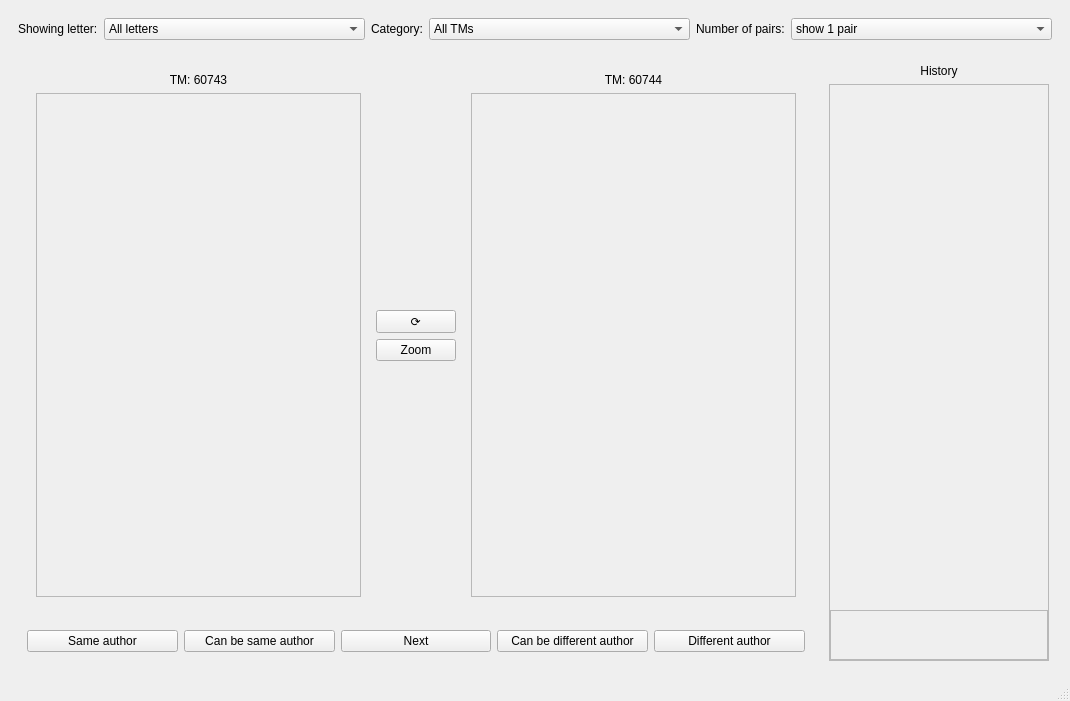
Qt form application.ui (IHR-Nom/triplet_labeling) before a commit.
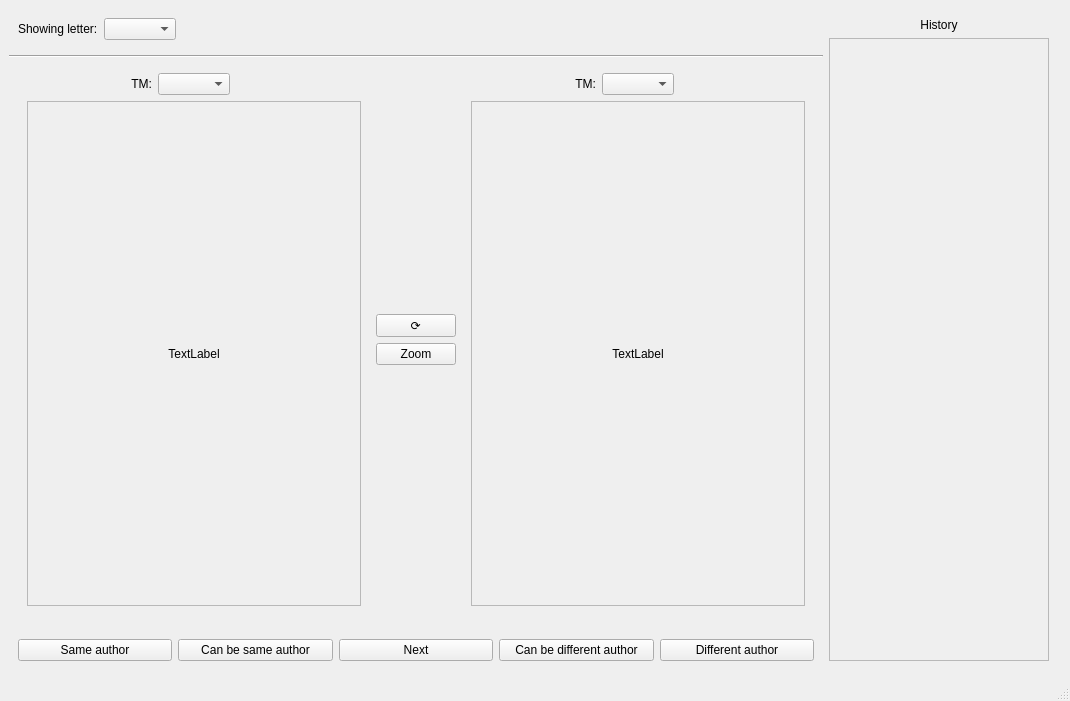
The same form after that commit.

```diff
--- a/application.ui
+++ b/application.ui
@@ -21,7 +21,7 @@
   </property>
   <widget class="QWidget" name="centralwidget">
    <layout class="QGridLayout" name="gridLayout">
-    <item row="0" column="0" colspan="2">
+    <item row="0" column="0">
      <widget class="QWidget" name="tools" native="true">
       <property name="sizePolicy">
        <sizepolicy hsizetype="Preferred" vsizetype="Fixed">
@@ -51,61 +51,82 @@
        </item>
        <item>
         <widget class="QComboBox" name="letters_select">
-         <item>
-          <property name="text">
-           <string>All letters</string>
-          </property>
-         </item>
-        </widget>
-       </item>
-       <item>
-        <widget class="QLabel" name="label_5">
          <property name="sizePolicy">
-          <sizepolicy hsizetype="Fixed" vsizetype="Preferred">
+          <sizepolicy hsizetype="Fixed" vsizetype="Fixed">
            <horstretch>0</horstretch>
            <verstretch>0</verstretch>
           </sizepolicy>
          </property>
-         <property name="text">
-          <string>Category:</string>
-         </property>
         </widget>
        </item>
        <item>
-        <widget class="QComboBox" name="tm_select">
-         <item>
-          <property name="text">
-           <string>All TMs</string>
-          </property>
-         </item>
-        </widget>
+        <widget class="QWidget" name="widget_11" native="true"/>
        </item>
+      </layout>
+     </widget>
+    </item>
+    <item row="0" column="1" rowspan="4">
+     <widget class="QWidget" name="history_area" native="true">
+      <property name="sizePolicy">
+       <sizepolicy hsizetype="Preferred" vsizetype="Preferred">
+        <horstretch>2</horstretch>
+        <verstretch>0</verstretch>
+       </sizepolicy>
+      </property>
+      <layout class="QVBoxLayout" name="verticalLayout_2">
+       <property name="leftMargin">
+        <number>0</number>
+       </property>
+       <property name="rightMargin">
+        <number>12</number>
+       </property>
        <item>
-        <widget class="QLabel" name="label_6">
+        <widget class="QLabel" name="label">
          <property name="sizePolicy">
-          <sizepolicy hsizetype="Fixed" vsizetype="Preferred">
+          <sizepolicy hsizetype="Preferred" vsizetype="Fixed">
            <horstretch>0</horstretch>
            <verstretch>0</verstretch>
           </sizepolicy>
          </property>
          <property name="text">
-          <string>Number of pairs:</string>
+          <string>History</string>
          </property>
+         <property name="alignment">
+          <set>Qt::AlignCenter</set>
+         </property>
         </widget>
        </item>
        <item>
-        <widget class="QComboBox" name="comboBox">
-         <item>
-          <property name="text">
-           <string>show 1 pair</string>
+        <widget class="QFrame" name="frame_3">
+         <property name="frameShape">
+          <enum>QFrame::StyledPanel</enum>
+         </property>
+         <property name="frameShadow">
+          <enum>QFrame::Raised</enum>
+         </property>
+         <layout class="QVBoxLayout" name="verticalLayout_8" stretch="0">
+          <property name="leftMargin">
+           <number>0</number>
           </property>
-         </item>
+          <property name="topMargin">
+           <number>0</number>
+          </property>
+          <property name="rightMargin">
+           <number>0</number>
+          </property>
+          <property name="bottomMargin">
+           <number>0</number>
+          </property>
+          <item>
+           <widget class="QWidget" name="widget_3" native="true"/>
+          </item>
+         </layout>
         </widget>
        </item>
       </layout>
      </widget>
     </item>
-    <item row="1" column="0" rowspan="2">
+    <item row="2" column="0" rowspan="2">
      <widget class="QWidget" name="main_view" native="true">
       <property name="sizePolicy">
        <sizepolicy hsizetype="Preferred" vsizetype="Preferred">
@@ -114,6 +135,18 @@
        </sizepolicy>
       </property>
       <layout class="QVBoxLayout" name="verticalLayout_4">
+       <property name="leftMargin">
+        <number>0</number>
+       </property>
+       <property name="topMargin">
+        <number>0</number>
+       </property>
+       <property name="rightMargin">
+        <number>0</number>
+       </property>
+       <property name="bottomMargin">
+        <number>0</number>
+       </property>
        <item>
         <widget class="QWidget" name="widget" native="true">
          <property name="sizePolicy">
@@ -136,19 +169,50 @@
             </property>
             <layout class="QVBoxLayout" name="verticalLayout_5">
              <item>
-              <widget class="QLabel" name="label_2">
+              <widget class="QWidget" name="widget_4" native="true">
                <property name="sizePolicy">
                 <sizepolicy hsizetype="Preferred" vsizetype="Fixed">
                  <horstretch>0</horstretch>
                  <verstretch>0</verstretch>
                 </sizepolicy>
                </property>
-               <property name="text">
-                <string>TM: 60743</string>
-               </property>
-               <property name="alignment">
-                <set>Qt::AlignCenter</set>
-               </property>
+               <layout class="QHBoxLayout" name="horizontalLayout_4">
+                <property name="leftMargin">
+                 <number>0</number>
+                </property>
+                <property name="topMargin">
+                 <number>0</number>
+                </property>
+                <property name="rightMargin">
+                 <number>0</number>
+                </property>
+                <property name="bottomMargin">
+                 <number>0</number>
+                </property>
+                <item>
+                 <widget class="QLabel" name="label_2">
+                  <property name="text">
+                   <string>TM:</string>
+                  </property>
+                  <property name="alignment">
+                   <set>Qt::AlignRight|Qt::AlignTrailing|Qt::AlignVCenter</set>
+                  </property>
+                 </widget>
+                </item>
+                <item>
+                 <widget class="QComboBox" name="first_tm">
+                  <property name="sizePolicy">
+                   <sizepolicy hsizetype="Fixed" vsizetype="Fixed">
+                    <horstretch>0</horstretch>
+                    <verstretch>0</verstretch>
+                   </sizepolicy>
+                  </property>
+                 </widget>
+                </item>
+                <item>
+                 <widget class="QWidget" name="widget_8" native="true"/>
+                </item>
+               </layout>
               </widget>
              </item>
              <item>
@@ -159,6 +223,24 @@
                <property name="frameShadow">
                 <enum>QFrame::Raised</enum>
                </property>
+               <layout class="QVBoxLayout" name="verticalLayout">
+                <item>
+                 <widget class="QLabel" name="image">
+                  <property name="sizePolicy">
+                   <sizepolicy hsizetype="Ignored" vsizetype="Ignored">
+                    <horstretch>0</horstretch>
+                    <verstretch>0</verstretch>
+                   </sizepolicy>
+                  </property>
+                  <property name="text">
+                   <string>TextLabel</string>
+                  </property>
+                  <property name="alignment">
+                   <set>Qt::AlignCenter</set>
+                  </property>
+                 </widget>
+                </item>
+               </layout>
               </widget>
              </item>
             </layout>
@@ -259,19 +341,50 @@
             </property>
             <layout class="QVBoxLayout" name="verticalLayout_6">
              <item>
-              <widget class="QLabel" name="label_3">
+              <widget class="QWidget" name="widget_9" native="true">
                <property name="sizePolicy">
                 <sizepolicy hsizetype="Preferred" vsizetype="Fixed">
                  <horstretch>0</horstretch>
                  <verstretch>0</verstretch>
                 </sizepolicy>
                </property>
-               <property name="text">
-                <string>TM: 60744</string>
-               </property>
-               <property name="alignment">
-                <set>Qt::AlignCenter</set>
-               </property>
+               <layout class="QHBoxLayout" name="horizontalLayout_5">
+                <property name="leftMargin">
+                 <number>0</number>
+                </property>
+                <property name="topMargin">
+                 <number>0</number>
+                </property>
+                <property name="rightMargin">
+                 <number>0</number>
+                </property>
+                <property name="bottomMargin">
+                 <number>0</number>
+                </property>
+                <item>
+                 <widget class="QLabel" name="label_3">
+                  <property name="text">
+                   <string>TM:</string>
+                  </property>
+                  <property name="alignment">
+                   <set>Qt::AlignRight|Qt::AlignTrailing|Qt::AlignVCenter</set>
+                  </property>
+                 </widget>
+                </item>
+                <item>
+                 <widget class="QComboBox" name="second_tm">
+                  <property name="sizePolicy">
+                   <sizepolicy hsizetype="Fixed" vsizetype="Fixed">
+                    <horstretch>0</horstretch>
+                    <verstretch>0</verstretch>
+                   </sizepolicy>
+                  </property>
+                 </widget>
+                </item>
+                <item>
+                 <widget class="QWidget" name="widget_10" native="true"/>
+                </item>
+               </layout>
               </widget>
              </item>
              <item>
@@ -282,6 +395,24 @@
                <property name="frameShadow">
                 <enum>QFrame::Raised</enum>
                </property>
+               <layout class="QVBoxLayout" name="verticalLayout_9">
+                <item>
+                 <widget class="QLabel" name="image_2">
+                  <property name="sizePolicy">
+                   <sizepolicy hsizetype="Ignored" vsizetype="Ignored">
+                    <horstretch>0</horstretch>
+                    <verstretch>0</verstretch>
+                   </sizepolicy>
+                  </property>
+                  <property name="text">
+                   <string>TextLabel</string>
+                  </property>
+                  <property name="alignment">
+                   <set>Qt::AlignCenter</set>
+                  </property>
+                 </widget>
+                </item>
+               </layout>
               </widget>
              </item>
             </layout>
@@ -346,87 +477,11 @@
       </layout>
      </widget>
     </item>
-    <item row="1" column="1" rowspan="2">
-     <widget class="QWidget" name="history_area" native="true">
-      <property name="sizePolicy">
-       <sizepolicy hsizetype="Preferred" vsizetype="Preferred">
-        <horstretch>2</horstretch>
-        <verstretch>0</verstretch>
-       </sizepolicy>
+    <item row="1" column="0">
+     <widget class="Line" name="line">
+      <property name="orientation">
+       <enum>Qt::Horizontal</enum>
       </property>
-      <layout class="QVBoxLayout" name="verticalLayout_2">
-       <property name="leftMargin">
-        <number>0</number>
-       </property>
-       <property name="rightMargin">
-        <number>12</number>
-       </property>
-       <item>
-        <widget class="QLabel" name="label">
-         <property name="sizePolicy">
-          <sizepolicy hsizetype="Preferred" vsizetype="Fixed">
-           <horstretch>0</horstretch>
-           <verstretch>0</verstretch>
-          </sizepolicy>
-         </property>
-         <property name="text">
-          <string>History</string>
-         </property>
-         <property name="alignment">
-          <set>Qt::AlignCenter</set>
-         </property>
-        </widget>
-       </item>
-       <item>
-        <widget class="QFrame" name="frame_3">
-         <property name="frameShape">
-          <enum>QFrame::StyledPanel</enum>
-         </property>
-         <property name="frameShadow">
-          <enum>QFrame::Raised</enum>
-         </property>
-         <layout class="QVBoxLayout" name="verticalLayout_8" stretch="0,0">
-          <property name="leftMargin">
-           <number>0</number>
-          </property>
-          <property name="topMargin">
-           <number>0</number>
-          </property>
-          <property name="rightMargin">
-           <number>0</number>
-          </property>
-          <property name="bottomMargin">
-           <number>0</number>
-          </property>
-          <item>
-           <widget class="QWidget" name="widget_3" native="true"/>
-          </item>
-          <item>
-           <widget class="QFrame" name="frame_4">
-            <property name="sizePolicy">
-             <sizepolicy hsizetype="Preferred" vsizetype="Fixed">
-              <horstretch>0</horstretch>
-              <verstretch>0</verstretch>
-             </sizepolicy>
-            </property>
-            <property name="minimumSize">
-             <size>
-              <width>0</width>
-              <height>50</height>
-             </size>
-            </property>
-            <property name="frameShape">
-             <enum>QFrame::StyledPanel</enum>
-            </property>
-            <property name="frameShadow">
-             <enum>QFrame::Raised</enum>
-            </property>
-           </widget>
-          </item>
-         </layout>
-        </widget>
-       </item>
-      </layout>
      </widget>
     </item>
    </layout>
```
Left out of the diff: 2 changed lines with no effect on the pictures.
